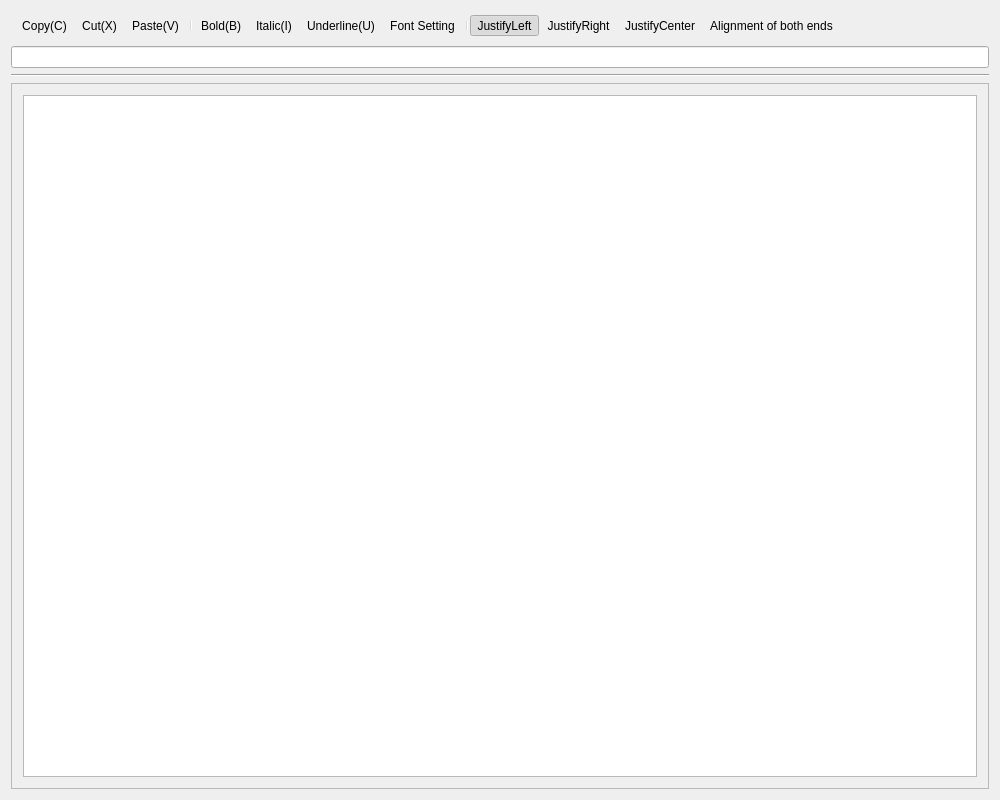
Old version of the form Code/PaperFriend/texteditor.ui in the repository RomainPuech/Paper-Friend.
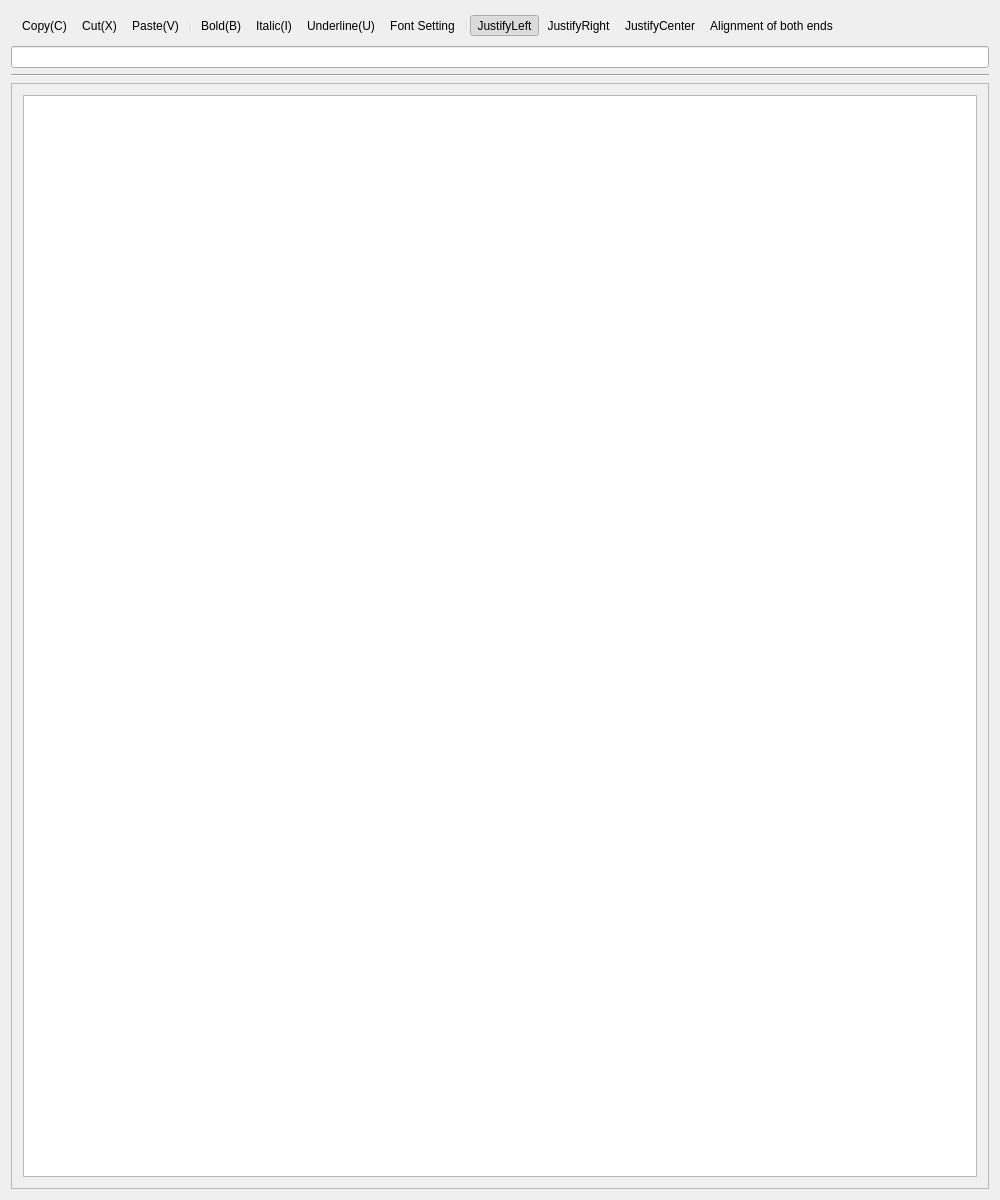
New version of the form. Icons and pictures are not drawn.

Commit message: Fixed the problem that Title too long not warp the line

What changed in the file:
```diff
--- a/Code/PaperFriend/texteditor.ui
+++ b/Code/PaperFriend/texteditor.ui
@@ -7,7 +7,7 @@
     <x>0</x>
     <y>0</y>
     <width>1000</width>
-    <height>800</height>
+    <height>1200</height>
    </rect>
   </property>
   <property name="sizePolicy">
@@ -82,14 +82,14 @@
         <x>0</x>
         <y>0</y>
         <width>974</width>
-        <height>674</height>
+        <height>1074</height>
        </rect>
       </property>
       <layout class="QVBoxLayout" name="verticalLayout_2">
        <item>
         <widget class="QTextEdit" name="textEdit">
          <property name="autoFillBackground">
-          <bool>true</bool>
+          <bool>false</bool>
          </property>
          <property name="styleSheet">
           <string notr="true">rgd(0, 0, 0)</string>
```
The commit also changes 1 other file.
